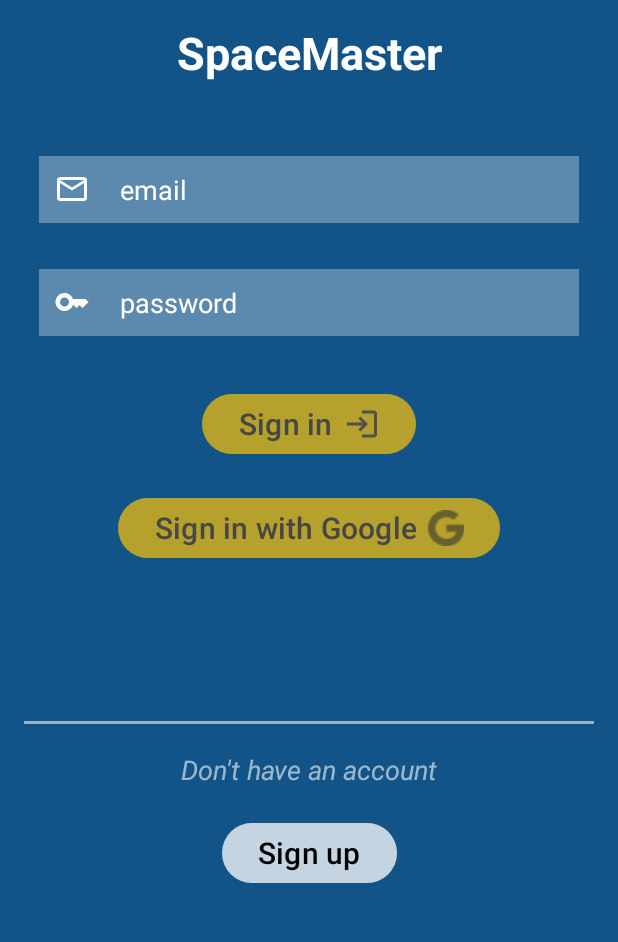
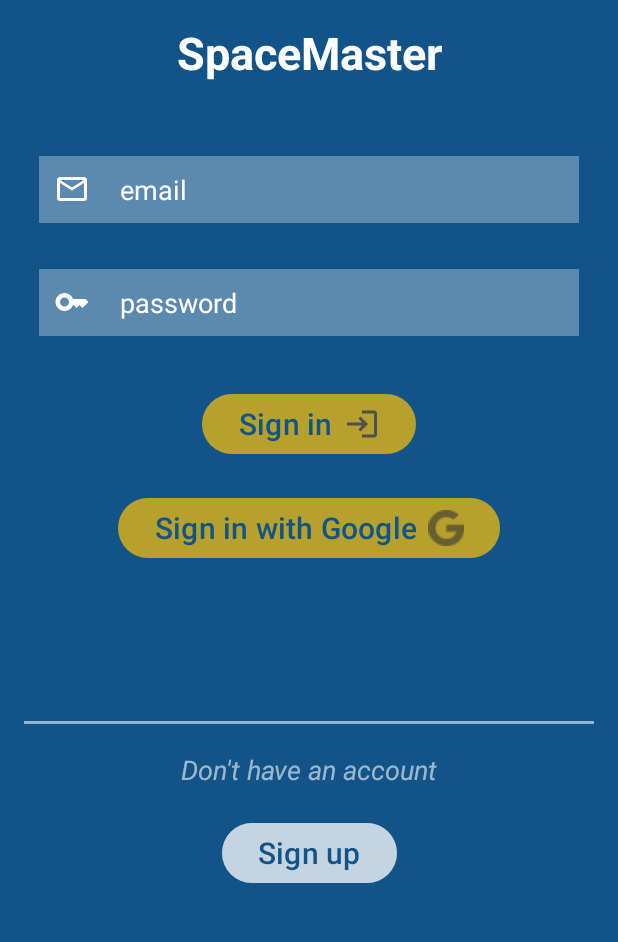
Before and after one commit to cepdnaclk/e19-co225-Department-Space-Management-System-Mobile-App, an Android app: the screen it shows after launch (SignInActivity), on a phone screen of 412 x 824 dp, the part 279-1221 px from its top. Run offline under Robolectric (Android 15) with nearby library versions, the phone set to English and light mode, and no system bars; our stand-ins replace Firebase (no records; nobody signed in at launch, a user with empty details on screens opened directly).

Commit message:
Changed Button colors

```diff
--- a/SpaceMaster App/app/src/main/res/layout/activity_sign_in.xml
+++ b/SpaceMaster App/app/src/main/res/layout/activity_sign_in.xml
@@ -88,7 +88,7 @@
         android:drawablePadding="20dp"
         android:text="@string/sign_in"
         android:textSize="20sp"
-        android:textColor="@color/example_4_grey"
+        android:textColor="@color/example_1_bg"
         app:layout_constraintBottom_toBottomOf="parent"
         app:layout_constraintEnd_toEndOf="parent"
         app:layout_constraintStart_toStartOf="parent"
@@ -102,7 +102,7 @@
         android:backgroundTint="#70FFC300"
         android:drawableEnd="@drawable/ic_action_name"
         android:drawablePadding="20dp"
-        android:textColor="@color/example_4_grey"
+        android:textColor="@color/example_1_bg"
         android:text="@string/sign_in_with_google"
         android:textSize="20sp"
         app:layout_constraintBottom_toBottomOf="parent"
@@ -144,7 +144,7 @@
         android:layout_height="wrap_content"
         android:backgroundTint="#80FFFFFF"
         android:text="@string/sign_up"
-        android:textColor="@color/design_default_color_on_secondary"
+        android:textColor="@color/example_1_bg"
         android:textSize="20sp"
         app:layout_constraintBottom_toBottomOf="parent"
         app:layout_constraintEnd_toEndOf="parent"
--- a/SpaceMaster App/app/src/main/res/layout/activity_sign_up.xml
+++ b/SpaceMaster App/app/src/main/res/layout/activity_sign_up.xml
@@ -88,7 +88,7 @@
         android:drawablePadding="20dp"
         android:text="@string/sign_up"
         android:textSize="20sp"
-        android:textColor="@color/example_4_grey"
+        android:textColor="@color/example_1_bg"
         app:layout_constraintBottom_toBottomOf="parent"
         app:layout_constraintEnd_toEndOf="parent"
         app:layout_constraintStart_toStartOf="parent"
@@ -128,7 +128,7 @@
         android:layout_height="wrap_content"
         android:backgroundTint="#80FFFFFF"
         android:text="@string/sign_in"
-        android:textColor="@color/design_default_color_on_secondary"
+        android:textColor="@color/example_1_bg"
         android:textSize="20sp"
         app:layout_constraintBottom_toBottomOf="parent"
         app:layout_constraintEnd_toEndOf="parent"
```
